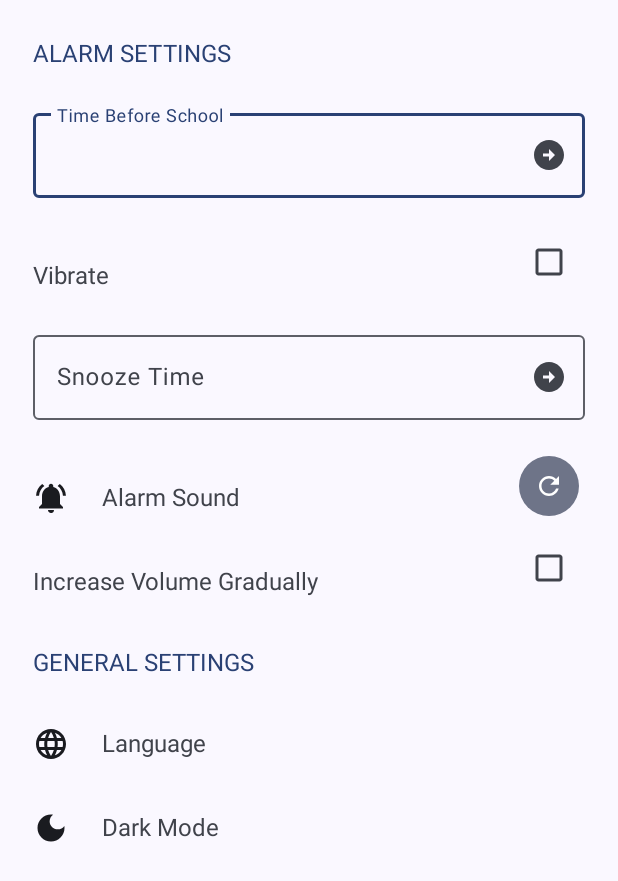
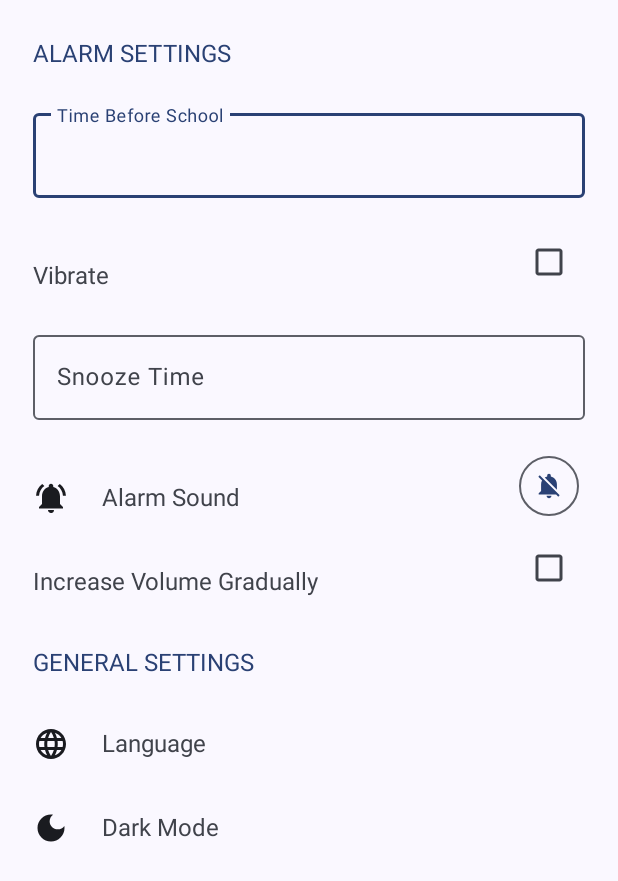
Before and after one commit to TheRedLion/UntisAlarm, an Android app: the layout activity_settings.xml on its own in the app's theme, with its tools: preview values and no code run, on a phone screen of 412 x 824 dp. Shown: the top 881 px of the screen. Run offline under Robolectric (Android 15) with nearby library versions, the phone set to English and light mode, and no system bars.

Commit message:
updated icons and other stuff

```diff
--- a/app/src/main/java/eu/karenfort/main/alarmClock/AlarmClockReceiver.kt
+++ b/app/src/main/java/eu/karenfort/main/alarmClock/AlarmClockReceiver.kt
@@ -73,7 +73,7 @@ class AlarmClockReceiver : BroadcastReceiver() {
         )
 
         val builder = NotificationCompat.Builder(context, ALARM_NOTIFICATION_CHANNEL_ID)
-            .setSmallIcon(R.drawable.alarm_vector)
+            .setSmallIcon(R.drawable.ic_alarm_vector)
             .setContentTitle(context.getString(R.string.app_name))
             .setAutoCancel(true)
             .setPriority(NotificationCompat.PRIORITY_HIGH)
--- a/app/src/main/res/drawable/alarm_vector.xml
+++ /dev/null
@@ -1,5 +0,0 @@
-<vector android:height="24dp"
-    android:viewportHeight="24" android:viewportWidth="24"
-    android:width="24dp" xmlns:android="http://schemas.android.com/apk/res/android">
-    <path android:fillColor="?android:attr/textColorPrimary" android:pathData="M22,5.72l-4.6,-3.86 -1.29,1.53 4.6,3.86L22,5.72zM7.88,3.39L6.6,1.86 2,5.71l1.29,1.53 4.59,-3.85zM12.5,8L11,8v6l4.75,2.85 0.75,-1.23 -4,-2.37L12.5,8zM12,4c-4.97,0 -9,4.03 -9,9s4.02,9 9,9c4.97,0 9,-4.03 9,-9s-4.03,-9 -9,-9zM12,20c-3.87,0 -7,-3.13 -7,-7s3.13,-7 7,-7 7,3.13 7,7 -3.13,7 -7,7z"/>
-</vector>
--- /dev/null
+++ b/app/src/main/res/drawable/ic_alarm_silent.xml
@@ -0,0 +1,7 @@
+<vector  android:height="24dp"
+    android:viewportHeight="1024" android:viewportWidth="1024"
+    android:width="24dp" xmlns:android="http://schemas.android.com/apk/res/android">
+    <path android:fillColor="?android:attr/textColorPrimary" android:pathData="M512,927.3c45.6,0 82.9,-37.3 82.9,-83.3l-165.9,0C429,890 466.4,927.3 512,927.3z"/>
+    <path android:fillColor="?android:attr/textColorPrimary" android:pathData="M262.2,214.3l0.1,0.1L196.2,148.6 148,196.8l126.1,126.3C253.8,361 242,404.4 242,450.1l0,229.1 -82,83.3L160,804l595.5,0 72.4,72.7 48.2,-48.6L851.8,804l0.6,0L262.2,214.3z"/>
+    <path android:fillColor="?android:attr/textColorPrimary" android:pathData="M782,450.1c0,-127.1 -90,-235.4 -208,-262.4L574,158.5c0,-35.4 -26.7,-62.5 -62,-62.5 -35.3,0 -62,27.1 -62,62.5l0,29.2c-30,6.9 -58.1,19 -83.5,35.3L782,638.7 782,450.1z"/>
+</vector>
--- a/app/src/main/res/drawable/ic_alarm_vector.xml
+++ b/app/src/main/res/drawable/ic_alarm_vector.xml
@@ -1,3 +1,5 @@
-<vector xmlns:android="http://schemas.android.com/apk/res/android" android:width="48dp" android:height="48dp" android:viewportWidth="48" android:viewportHeight="48">
-    <path android:fillColor="?android:attr/textColorPrimary" android:pathData="M24 43.9q-3.7 0-6.975-1.4-3.275-1.4-5.7-3.825-2.425-2.425-3.85-5.7Q6.05 29.7 6.05 25.95q0-3.7 1.425-6.975Q8.9 15.7 11.325 13.25q2.425-2.45 5.7-3.85Q20.3 8 24 8q3.7 0 6.975 1.4 3.275 1.4 5.725 3.85 2.45 2.45 3.85 5.725 1.4 3.275 1.4 6.975 0 3.75-1.4 7.025-1.4 3.275-3.85 5.7-2.45 2.425-5.725 3.825Q27.7 43.9 24 43.9zm0-17.85zm-1.35-8.55v8.6q0 0.3 0.1 0.55 0.1 0.25 0.35 0.5l5.95 5.95q0.4 0.4 1 0.4t1.05-0.45q0.45-0.45 0.45-1.05 0-0.6-0.45-1.05l-5.45-5.45v-8.05q0-0.6-0.425-1.025Q24.8 16 24.15 16q-0.65 0-1.075 0.425Q22.65 16.85 22.65 17.5zM5.7 13.65q-0.45 0.4-1.05 0.4-0.6 0-1.05-0.45-0.45-0.45-0.45-1.075T3.6 11.5l6.1-5.85q0.45-0.4 1.05-0.4 0.6 0 1.05 0.45 0.45 0.45 0.45 1.075T11.8 7.8zm36.6-0.05l-6.1-5.85q-0.4-0.4-0.425-1Q35.75 6.15 36.2 5.7q0.4-0.4 1.025-0.4 0.625 0 1.075 0.4l6.1 5.85q0.4 0.4 0.425 1 0.025 0.6-0.425 1.05Q44 14 43.375 14q-0.625 0-1.075-0.4zM24 40.9q6.25 0 10.6-4.35t4.35-10.6q0-6.25-4.35-10.6T24 11q-6.25 0-10.6 4.35t-4.35 10.6q0 6.25 4.35 10.6T24 40.9z"/>
+<vector android:height="24dp"
+    android:viewportHeight="24" android:viewportWidth="24"
+    android:width="24dp" xmlns:android="http://schemas.android.com/apk/res/android">
+    <path android:fillColor="?android:attr/textColorPrimary" android:pathData="M22,5.72l-4.6,-3.86 -1.29,1.53 4.6,3.86L22,5.72zM7.88,3.39L6.6,1.86 2,5.71l1.29,1.53 4.59,-3.85zM12.5,8L11,8v6l4.75,2.85 0.75,-1.23 -4,-2.37L12.5,8zM12,4c-4.97,0 -9,4.03 -9,9s4.02,9 9,9c4.97,0 9,-4.03 9,-9s-4.03,-9 -9,-9zM12,20c-3.87,0 -7,-3.13 -7,-7s3.13,-7 7,-7 7,3.13 7,7 -3.13,7 -7,7z"/>
 </vector>
--- a/app/src/main/res/layout/activity_settings.xml
+++ b/app/src/main/res/layout/activity_settings.xml
@@ -68,8 +68,6 @@
                     android:layout_width="match_parent"
                     android:layout_height="wrap_content"
                     android:hint="@string/time_before_school"
-                    app:endIconDrawable="@drawable/ic_confirm_in_textfield"
-                    app:endIconMode="custom"
                     app:layout_constraintBottom_toBottomOf="parent"
                     app:layout_constraintEnd_toEndOf="parent"
                     app:layout_constraintStart_toStartOf="parent"
@@ -120,8 +118,6 @@
                     android:layout_width="match_parent"
                     android:layout_height="wrap_content"
                     android:hint="@string/snooze_time"
-                    app:endIconDrawable="@drawable/ic_confirm_in_textfield"
-                    app:endIconMode="custom"
                     app:layout_constraintBottom_toBottomOf="parent"
                     app:layout_constraintEnd_toEndOf="parent"
                     app:layout_constraintStart_toStartOf="parent"
@@ -143,10 +139,9 @@
                 android:layout_height="wrap_content"
                 android:id="@+id/alarm_settings">
 
-                <!--TODO add proper icon-->
                 <Button
-                    style="?attr/materialIconButtonFilledTonalStyle"
-                    app:icon="@drawable/ic_reset"
+                    style="?attr/materialIconButtonOutlinedStyle"
+                    app:icon="@drawable/ic_alarm_silent"
                     android:id="@+id/makeSilent"
                     android:layout_width="wrap_content"
                     android:layout_height="wrap_content"
@@ -157,7 +152,6 @@
                     />
 
                 <TextView
-                    android:id="@+id/alarm_sound_name"
                     style="@style/settings_normal_text"
                     android:layout_width="wrap_content"
                     android:layout_height="match_parent"
```
Also changed, not shown: app/src/main/java/eu/karenfort/main/activities/SettingsActivity.kt (+71 -50 lines), app/src/main/java/eu/karenfort/main/extentions/Context.kt (+17 -3 lines).
